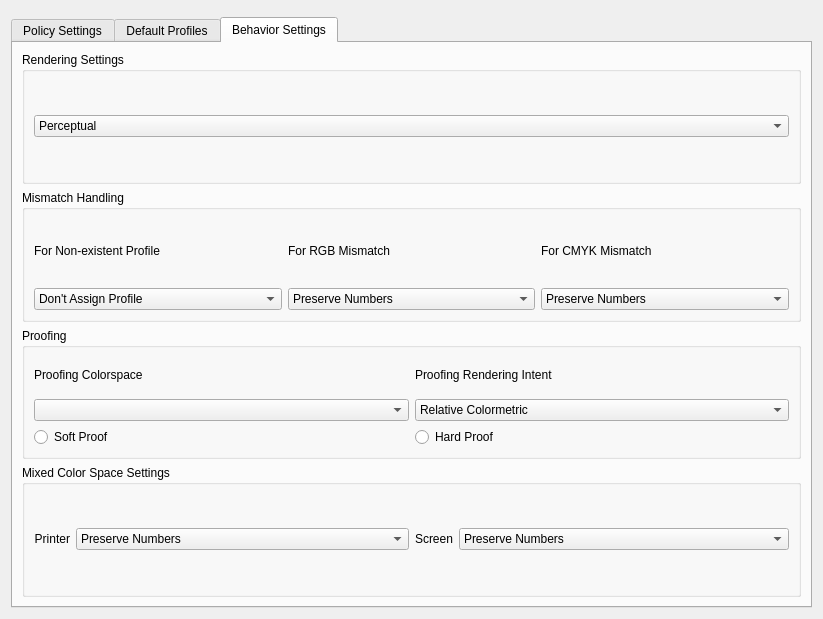
First picture: the form in settings/kmsettings.ui, repository KDE/kolor-manager, before the edit.
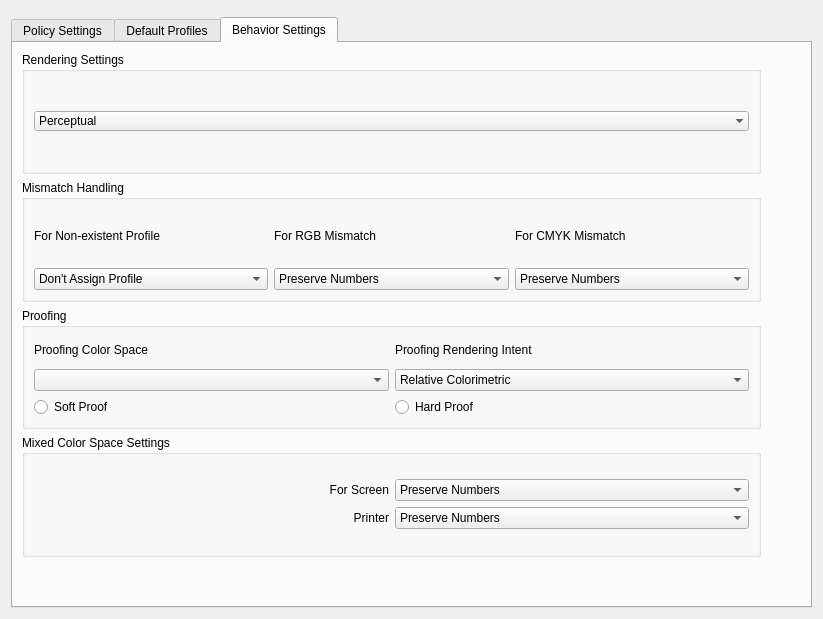
Second picture: the form after the edit. The open tabs and pages were chosen to show the change.

Commit message: Added tooltip and "what's this?" help descriptions.

Diff of the .ui file:
```diff
--- a/settings/kmsettings.ui
+++ b/settings/kmsettings.ui
@@ -9,15 +9,50 @@
     <height>619</height>
    </rect>
   </property>
-  <layout class="QGridLayout" name="gridLayout_10" >
-   <item row="0" column="0" >
+  <property name="windowTitle" >
+   <string>Form</string>
+  </property>
+  <layout class="QGridLayout" name="gridLayout_7" >
+   <item row="1" column="2" >
+    <spacer name="horizontalSpacer" >
+     <property name="orientation" >
+      <enum>Qt::Horizontal</enum>
+     </property>
+     <property name="sizeType" >
+      <enum>QSizePolicy::Fixed</enum>
+     </property>
+     <property name="sizeHint" stdset="0" >
+      <size>
+       <width>0</width>
+       <height>0</height>
+      </size>
+     </property>
+    </spacer>
+   </item>
+   <item row="2" column="1" >
+    <spacer name="verticalSpacer" >
+     <property name="orientation" >
+      <enum>Qt::Vertical</enum>
+     </property>
+     <property name="sizeType" >
+      <enum>QSizePolicy::Fixed</enum>
+     </property>
+     <property name="sizeHint" stdset="0" >
+      <size>
+       <width>20</width>
+       <height>0</height>
+      </size>
+     </property>
+    </spacer>
+   </item>
+   <item row="0" column="1" >
     <widget class="QSplitter" name="splitter" >
      <property name="orientation" >
       <enum>Qt::Horizontal</enum>
      </property>
     </widget>
    </item>
-   <item row="1" column="0" >
+   <item row="1" column="1" >
     <widget class="QTabWidget" name="kmsettingsTab" >
      <property name="currentIndex" >
       <number>0</number>
@@ -365,58 +400,23 @@
       <attribute name="title" >
        <string>Behavior Settings</string>
       </attribute>
+      <layout class="QGridLayout" name="gridLayout_10" >
+       <item row="0" column="0" >
       <layout class="QGridLayout" name="gridLayout_9" >
-       <item row="0" column="0" >
-        <widget class="QGroupBox" name="renderingSettingsBox" >
-         <property name="title" >
-          <string>Rendering Settings</string>
-         </property>
-         <layout class="QGridLayout" name="gridLayout_2" >
-          <item row="0" column="0" >
-           <widget class="QComboBox" name="defaultRIntentCombo" >
-            <property name="acceptDrops" >
-             <bool>false</bool>
-            </property>
-            <property name="toolTip" >
-             <string/>
-            </property>
-            <property name="statusTip" >
-             <string/>
-            </property>
-            <property name="whatsThis" >
-             <string/>
-            </property>
-            <item>
-             <property name="text" >
-              <string>Perceptual</string>
-             </property>
-            </item>
-            <item>
-             <property name="text" >
-              <string>Relative Colormetric</string>
-             </property>
-            </item>
-            <item>
-             <property name="text" >
-              <string>Saturation</string>
-             </property>
-            </item>
-            <item>
-             <property name="text" >
-              <string>Absolute Colormetric</string>
-             </property>
-            </item>
-           </widget>
-          </item>
-         </layout>
-        </widget>
-       </item>
-       <item row="1" column="0" >
+         <item row="2" column="0" >
         <widget class="QGroupBox" name="groupBox" >
          <property name="title" >
           <string>Mismatch Handling</string>
          </property>
-         <layout class="QGridLayout" name="gridLayout_3" >
+           <property name="flat" >
+            <bool>false</bool>
+           </property>
+           <property name="checkable" >
+            <bool>false</bool>
+           </property>
+           <layout class="QGridLayout" name="gridLayout_14" >
+            <item row="0" column="0" >
+             <layout class="QGridLayout" name="gridLayout" >
           <item row="0" column="0" >
            <widget class="QLabel" name="label_12" >
             <property name="text" >
@@ -496,36 +496,165 @@
            </widget>
           </item>
          </layout>
-        </widget>
-       </item>
-       <item row="2" column="0" >
+            </item>
+           </layout>
+          </widget>
+         </item>
+         <item row="4" column="0" >
+          <widget class="QGroupBox" name="groupBox_3" >
+           <property name="toolTip" >
+            <string>&lt;!DOCTYPE HTML PUBLIC "-//W3C//DTD HTML 4.0//EN" "http://www.w3.org/TR/REC-html40/strict.dtd">
+&lt;html>&lt;head>&lt;meta name="qrichtext" content="1" />&lt;style type="text/css">
+p, li { white-space: pre-wrap; }
+&lt;/style>&lt;/head>&lt;body style=" font-family:'Sans Serif'; font-size:10pt; font-weight:400; font-style:normal;">
+&lt;p style=" margin-top:0px; margin-bottom:0px; margin-left:0px; margin-right:0px; -qt-block-indent:0; text-indent:0px;">&lt;span style=" font-weight:600;">Mixed Color Space Settings&lt;/span> lets you handle color space mismatch options for your monitor and printer.&lt;/p>&lt;/body>&lt;/html></string>
+           </property>
+           <property name="whatsThis" >
+            <string/>
+           </property>
+           <property name="title" >
+            <string>Mixed Color Space Settings</string>
+           </property>
+           <property name="flat" >
+            <bool>false</bool>
+           </property>
+           <layout class="QGridLayout" name="gridLayout_16" >
+            <item row="0" column="0" >
+             <layout class="QGridLayout" name="gridLayout_4" >
+              <item row="0" column="0" >
+               <widget class="QLabel" name="label_17" >
+                <property name="text" >
+                 <string>For Screen</string>
+                </property>
+                <property name="alignment" >
+                 <set>Qt::AlignRight|Qt::AlignTrailing|Qt::AlignVCenter</set>
+                </property>
+               </widget>
+              </item>
+              <item row="0" column="1" >
+               <widget class="QComboBox" name="monitorMixedCombo" >
+                <property name="contextMenuPolicy" >
+                 <enum>Qt::ActionsContextMenu</enum>
+                </property>
+                <property name="whatsThis" >
+                 <string>&lt;!DOCTYPE HTML PUBLIC "-//W3C//DTD HTML 4.0//EN" "http://www.w3.org/TR/REC-html40/strict.dtd">
+&lt;html>&lt;head>&lt;meta name="qrichtext" content="1" />&lt;style type="text/css">
+p, li { white-space: pre-wrap; }
+&lt;/style>&lt;/head>&lt;body style=" font-family:'Sans Serif'; font-size:10pt; font-weight:400; font-style:normal;">
+&lt;p style=" margin-top:0px; margin-bottom:0px; margin-left:0px; margin-right:0px; -qt-block-indent:0; text-indent:0px;">&lt;span style=" font-weight:600;">Preserve Numbers: &lt;/span>Leave the non-RGB color space as is (no conversion).&lt;/p>
+&lt;p style=" margin-top:0px; margin-bottom:0px; margin-left:0px; margin-right:0px; -qt-block-indent:0; text-indent:0px;">&lt;span style=" font-weight:600;">Convert to Editing RGB Space:&lt;/span> Convert the non-RGB color space into the assigned editing color space.&lt;/p>
+&lt;p style=" margin-top:0px; margin-bottom:0px; margin-left:0px; margin-right:0px; -qt-block-indent:0; text-indent:0px;">&lt;span style=" font-weight:600;">Convert to Web: &lt;/span>Convert the non-RGB color space into the web-appropriate sRGB color space.&lt;/p>
+&lt;p style=" margin-top:0px; margin-bottom:0px; margin-left:0px; margin-right:0px; -qt-block-indent:0; text-indent:0px;">&lt;span style=" font-weight:600;">Prompt User: &lt;/span>Allow the user to select the appropriate color space conversion method.&lt;/p>&lt;/body>&lt;/html></string>
+                </property>
+                <item>
+                 <property name="text" >
+                  <string>Preserve Numbers</string>
+                 </property>
+                </item>
+                <item>
+                 <property name="text" >
+                  <string>Convert to Editing RGB Space</string>
+                 </property>
+                </item>
+                <item>
+                 <property name="text" >
+                  <string>Convert to Web </string>
+                 </property>
+                </item>
+                <item>
+                 <property name="text" >
+                  <string>Prompt User</string>
+                 </property>
+                </item>
+               </widget>
+              </item>
+              <item row="1" column="0" >
+               <widget class="QLabel" name="label_18" >
+                <property name="text" >
+                 <string>Printer</string>
+                </property>
+                <property name="alignment" >
+                 <set>Qt::AlignRight|Qt::AlignTrailing|Qt::AlignVCenter</set>
+                </property>
+               </widget>
+              </item>
+              <item row="1" column="1" >
+               <widget class="QComboBox" name="printerMixedCombo" >
+                <property name="contextMenuPolicy" >
+                 <enum>Qt::ActionsContextMenu</enum>
+                </property>
+                <property name="whatsThis" >
+                 <string>&lt;!DOCTYPE HTML PUBLIC "-//W3C//DTD HTML 4.0//EN" "http://www.w3.org/TR/REC-html40/strict.dtd">
+&lt;html>&lt;head>&lt;meta name="qrichtext" content="1" />&lt;style type="text/css">
+p, li { white-space: pre-wrap; }
+&lt;/style>&lt;/head>&lt;body style=" font-family:'Sans Serif'; font-size:10pt; font-weight:400; font-style:normal;">
+&lt;p style=" margin-top:0px; margin-bottom:0px; margin-left:0px; margin-right:0px; -qt-block-indent:0; text-indent:0px;">&lt;span style=" font-weight:600;">Preserve Numbers: &lt;/span>Leave the non-CMYK color space as is (no conversion).&lt;/p>
+&lt;p style=" margin-top:0px; margin-bottom:0px; margin-left:0px; margin-right:0px; -qt-block-indent:0; text-indent:0px;">&lt;span style=" font-weight:600;">Convert to Editing CMYK:&lt;/span> Convert the non-CMYK color space into an assigned editing CMYK color space.&lt;/p>
+&lt;p style=" margin-top:0px; margin-bottom:0px; margin-left:0px; margin-right:0px; -qt-block-indent:0; text-indent:0px;">&lt;span style=" font-weight:600;">Convert to Untagged CMYK: &lt;/span>Convert the color space into a non-CMYK color space.&lt;/p>
+&lt;p style=" margin-top:0px; margin-bottom:0px; margin-left:0px; margin-right:0px; -qt-block-indent:0; text-indent:0px;">&lt;span style=" font-weight:600;">Prompt User: &lt;/span>Allow the user to select the appropriate color space conversion method.&lt;/p>&lt;/body>&lt;/html></string>
+                </property>
+                <item>
+                 <property name="text" >
+                  <string>Preserve Numbers</string>
+                 </property>
+                </item>
+                <item>
+                 <property name="text" >
+                  <string>Convert to Editing CMYK</string>
+                 </property>
+                </item>
+                <item>
+                 <property name="text" >
+                  <string>Convert to Untagged CMYK</string>
+                 </property>
+                </item>
+                <item>
+                 <property name="text" >
+                  <string>Prompt User</string>
+                 </property>
+                </item>
+               </widget>
+              </item>
+             </layout>
+            </item>
+           </layout>
+          </widget>
+         </item>
+         <item row="3" column="0" >
         <widget class="QGroupBox" name="groupBox_2" >
          <property name="title" >
           <string>Proofing</string>
          </property>
-         <layout class="QGridLayout" name="gridLayout_4" >
+           <property name="flat" >
+            <bool>false</bool>
+           </property>
+           <layout class="QGridLayout" name="gridLayout_15" >
+            <item row="0" column="0" >
+             <layout class="QGridLayout" name="gridLayout_3" >
           <item row="0" column="0" >
            <widget class="QLabel" name="label_15" >
             <property name="text" >
-             <string>Proofing Colorspace</string>
+                 <string>Proofing Color Space</string>
+                </property>
+               </widget>
+              </item>
+              <item row="1" column="0" colspan="2" >
+               <layout class="QGridLayout" name="gridLayout_2" >
+                <item row="0" column="0" >
+                 <widget class="QComboBox" name="proofColorProfileCombo" >
+                  <property name="contextMenuPolicy" >
+                   <enum>Qt::ActionsContextMenu</enum>
+                  </property>
+                  <property name="whatsThis" >
+                   <string>Selet from a list of profiles applicable for proofing.</string>
             </property>
            </widget>
           </item>
           <item row="0" column="1" >
-           <widget class="QLabel" name="label_16" >
-            <property name="text" >
-             <string>Proofing Rendering Intent</string>
-            </property>
-           </widget>
-          </item>
-          <item row="1" column="0" >
-           <widget class="QComboBox" name="proofColorProfileCombo" />
-          </item>
-          <item row="1" column="1" >
            <widget class="QComboBox" name="proofRIntentCombo" >
             <item>
              <property name="text" >
-              <string>Relative Colormetric</string>
+                    <string>Relative Colorimetric</string>
              </property>
             </item>
             <item>
@@ -535,17 +664,7 @@
             </item>
            </widget>
           </item>
-          <item row="2" column="0" >
-           <widget class="QRadioButton" name="softProofCheckbox" >
-            <property name="text" >
-             <string>Soft Proof</string>
-            </property>
-            <property name="autoExclusive" >
-             <bool>true</bool>
-            </property>
-           </widget>
-          </item>
-          <item row="2" column="1" >
+                <item row="1" column="1" >
            <widget class="QRadioButton" name="hardProofCheckbox" >
             <property name="text" >
              <string>Hard Proof </string>
@@ -555,38 +674,109 @@
             </property>
            </widget>
           </item>
-         </layout>
-        </widget>
-       </item>
-       <item row="3" column="0" >
-        <widget class="QGroupBox" name="groupBox_3" >
+                <item row="1" column="0" >
+                 <widget class="QRadioButton" name="softProofCheckbox" >
+                  <property name="contextMenuPolicy" >
+                   <enum>Qt::ActionsContextMenu</enum>
+                  </property>
+                  <property name="toolTip" >
+                   <string/>
+                  </property>
+                  <property name="whatsThis" >
+                   <string>&lt;!DOCTYPE HTML PUBLIC "-//W3C//DTD HTML 4.0//EN" "http://www.w3.org/TR/REC-html40/strict.dtd">
+&lt;html>&lt;head>&lt;meta name="qrichtext" content="1" />&lt;style type="text/css">
+p, li { white-space: pre-wrap; }
+&lt;/style>&lt;/head>&lt;body style=" font-family:'Sans Serif'; font-size:10pt; font-weight:400; font-style:normal;">
+&lt;p style=" margin-top:0px; margin-bottom:0px; margin-left:0px; margin-right:0px; -qt-block-indent:0; text-indent:0px;">&lt;span style=" font-size:9pt;">Select &lt;/span>&lt;span style=" font-size:9pt; font-weight:600;">Soft Proof&lt;/span>&lt;span style=" font-size:9pt;"> as a means to preview the printer's color output on your monitor. (Mostly to match transmissive media.)&lt;/span>&lt;/p>&lt;/body>&lt;/html></string>
+                  </property>
+                  <property name="text" >
+                   <string>Soft Proof</string>
+                  </property>
+                  <property name="autoExclusive" >
+                   <bool>true</bool>
+                  </property>
+                 </widget>
+                </item>
+               </layout>
+              </item>
+              <item row="0" column="1" >
+               <widget class="QLabel" name="label_16" >
+                <property name="text" >
+                 <string>Proofing Rendering Intent</string>
+                </property>
+               </widget>
+              </item>
+             </layout>
+            </item>
+           </layout>
+          </widget>
+         </item>
+         <item row="0" column="0" >
+          <widget class="QGroupBox" name="renderingSettingsBox" >
+           <property name="acceptDrops" >
+            <bool>false</bool>
+           </property>
+           <property name="toolTip" >
+            <string>&lt;!DOCTYPE HTML PUBLIC "-//W3C//DTD HTML 4.0//EN" "http://www.w3.org/TR/REC-html40/strict.dtd">
+&lt;html>&lt;head>&lt;meta name="qrichtext" content="1" />&lt;style type="text/css">
+p, li { white-space: pre-wrap; }
+&lt;/style>&lt;/head>&lt;body style=" font-family:'Sans Serif'; font-size:10pt; font-weight:400; font-style:normal;">
+&lt;p style=" margin-top:0px; margin-bottom:0px; margin-left:0px; margin-right:0px; -qt-block-indent:0; text-indent:0px;">&lt;span style=" font-weight:600;">Rendering Settings&lt;/span> allows you to change the global rendering intent.&lt;/p>&lt;/body>&lt;/html></string>
+           </property>
+           <property name="statusTip" >
+            <string/>
+           </property>
+           <property name="whatsThis" >
+            <string/>
+           </property>
          <property name="title" >
-          <string>Mixed Color Space Settings</string>
-         </property>
-         <layout class="QGridLayout" name="gridLayout" >
+            <string>Rendering Settings</string>
+           </property>
+           <property name="flat" >
+            <bool>false</bool>
+           </property>
+           <layout class="QGridLayout" name="gridLayout_13" >
           <item row="0" column="0" >
            <layout class="QHBoxLayout" name="horizontalLayout" >
             <item>
-             <widget class="QLabel" name="label_18" >
-              <property name="sizePolicy" >
-               <sizepolicy vsizetype="Preferred" hsizetype="Maximum" >
-                <horstretch>0</horstretch>
-                <verstretch>0</verstretch>
-               </sizepolicy>
-              </property>
-              <property name="text" >
-               <string>Printer</string>
-              </property>
-              <property name="alignment" >
-               <set>Qt::AlignRight|Qt::AlignTrailing|Qt::AlignVCenter</set>
-              </property>
-             </widget>
-            </item>
+               <widget class="QComboBox" name="defaultRIntentCombo" >
+                <property name="mouseTracking" >
+                 <bool>false</bool>
+                </property>
+                <property name="focusPolicy" >
+                 <enum>Qt::WheelFocus</enum>
+                </property>
+                <property name="contextMenuPolicy" >
+                 <enum>Qt::ActionsContextMenu</enum>
+                </property>
+                <property name="acceptDrops" >
+                 <bool>false</bool>
+                </property>
+                <property name="toolTip" >
+                 <string/>
+                </property>
+                <property name="statusTip" >
+                 <string/>
+                </property>
+                <property name="whatsThis" >
+                 <string>&lt;!DOCTYPE HTML PUBLIC "-//W3C//DTD HTML 4.0//EN" "http://www.w3.org/TR/REC-html40/strict.dtd">
+&lt;html>&lt;head>&lt;meta name="qrichtext" content="1" />&lt;style type="text/css">
+p, li { white-space: pre-wrap; }
+&lt;/style>&lt;/head>&lt;body style=" font-family:'Sans Serif'; font-size:10pt; font-weight:400; font-style:normal;">
+&lt;p style=" margin-top:0px; margin-bottom:0px; margin-left:0px; margin-right:0px; -qt-block-indent:0; text-indent:0px;">&lt;span style=" font-weight:600;">Perceptual: &lt;/span>Preserves relationship between out-of-gamut colors.&lt;/p>
+&lt;p style=" margin-top:0px; margin-bottom:0px; margin-left:0px; margin-right:0px; -qt-block-indent:0; text-indent:0px;">&lt;span style=" font-weight:600;">Relative Colorimetric:&lt;/span> The white point of the colorspace source is changed to the destination. &lt;/p>
+&lt;p style=" margin-top:0px; margin-bottom:0px; margin-left:0px; margin-right:0px; -qt-block-indent:0; text-indent:0px;">&lt;span style=" font-weight:600;">Saturation:&lt;/span> Preserves accurate saturation, while modifying color hues.&lt;/p>
+&lt;p style=" margin-top:0px; margin-bottom:0px; margin-left:0px; margin-right:0px; -qt-block-indent:0; text-indent:0px;">&lt;span style=" font-weight:600;">Absolute Colorimetric: &lt;/span>The white point of the destination colorspace will become the white point of the source.&lt;/p>&lt;/body>&lt;/html></string>
+                </property>
+                <property name="autoFillBackground" >
+                 <bool>false</bool>
+                </property>
+                <property name="frame" >
+                 <bool>false</bool>
+                </property>
             <item>
-             <widget class="QComboBox" name="printerMixedCombo" >
-              <item>
                <property name="text" >
-                <string>Preserve Numbers</string>
+                  <string>Perceptual</string>
                </property>
               </item>
               <item>
@@ -607,53 +797,43 @@
              </widget>
             </item>
            </layout>
+            </item>
+           </layout>
+          </widget>
+         </item>
+        </layout>
+       </item>
+       <item row="1" column="0" >
+        <spacer name="verticalSpacer_3" >
+         <property name="orientation" >
+          <enum>Qt::Vertical</enum>
+         </property>
+         <property name="sizeType" >
+          <enum>QSizePolicy::Fixed</enum>
+         </property>
+         <property name="sizeHint" stdset="0" >
+          <size>
+           <width>20</width>
+           <height>40</height>
+          </size>
+         </property>
+        </spacer>
           </item>
           <item row="0" column="1" >
-           <layout class="QHBoxLayout" name="horizontalLayout_3" >
-            <item>
-             <widget class="QLabel" name="label_17" >
-              <property name="sizePolicy" >
-               <sizepolicy vsizetype="Preferred" hsizetype="Maximum" >
-                <horstretch>0</horstretch>
-                <verstretch>0</verstretch>
-               </sizepolicy>
-              </property>
-              <property name="text" >
-               <string>Screen</string>
-              </property>
-              <property name="alignment" >
-               <set>Qt::AlignRight|Qt::AlignTrailing|Qt::AlignVCenter</set>
-              </property>
-             </widget>
-            </item>
-            <item>
-             <widget class="QComboBox" name="monitorMixedCombo" >
-              <item>
-               <property name="text" >
-                <string>Preserve Numbers</string>
-               </property>
-              </item>
-              <item>
-               <property name="text" >
-                <string>Convert to Editing RGB Space</string>
-               </property>
-              </item>
-              <item>
-               <property name="text" >
-                <string>Convert to Web </string>
-               </property>
-              </item>
-              <item>
-               <property name="text" >
-                <string>Prompt User</string>
-               </property>
-              </item>
-             </widget>
-            </item>
-           </layout>
-          </item>
-         </layout>
-        </widget>
+        <spacer name="horizontalSpacer_3" >
+         <property name="orientation" >
+          <enum>Qt::Horizontal</enum>
+         </property>
+         <property name="sizeType" >
+          <enum>QSizePolicy::Fixed</enum>
+         </property>
+         <property name="sizeHint" stdset="0" >
+          <size>
+           <width>40</width>
+           <height>20</height>
+          </size>
+         </property>
+        </spacer>
        </item>
       </layout>
      </widget>
```
Left out of the diff: 359 changed lines with no effect on the pictures. Lines whose indentation alone changed are shown as unchanged.
